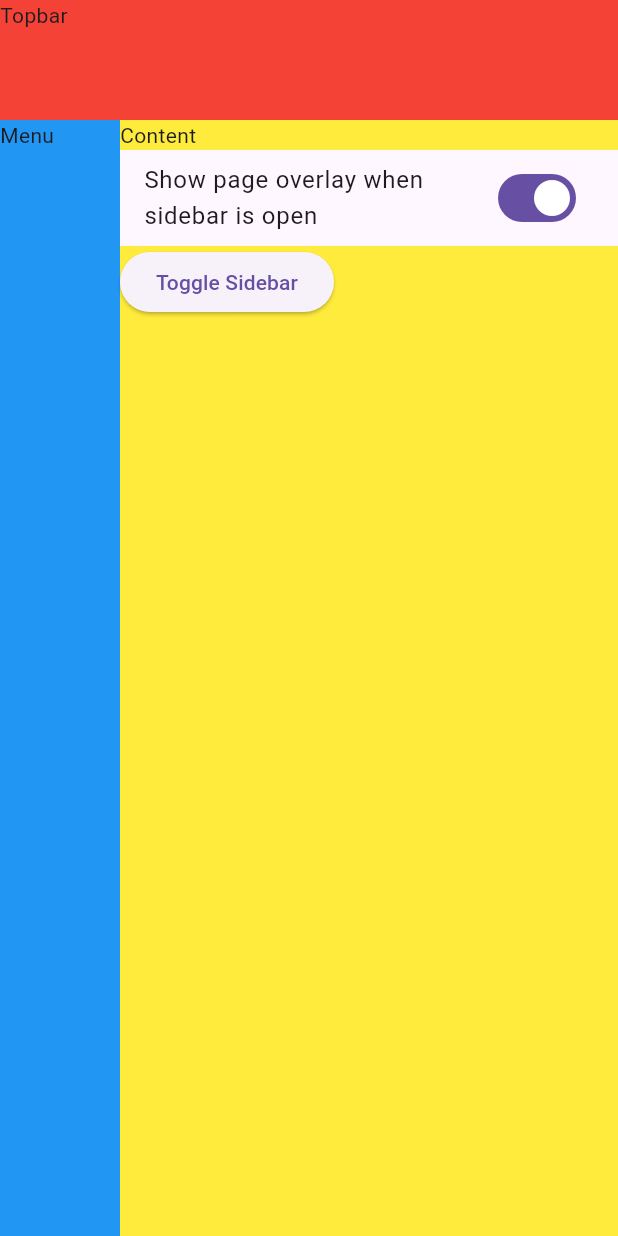
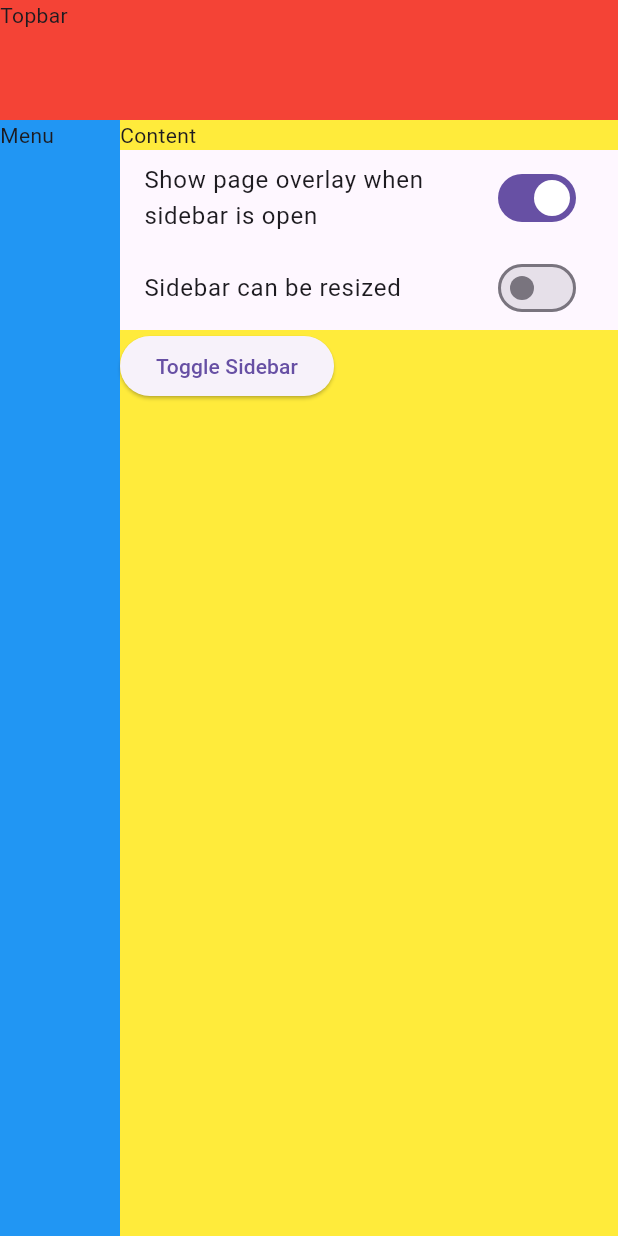
Before and after one commit to vitting/flutter_sidebar_overlay_example, a Flutter app: the screen it shows after launch, after a tap on "Toggle Sidebar", after a tap on the "close" icon, on a phone screen of 412 x 824 dp. Run offline on Flutter 3.47's test engine with Material 3 defaults, Android fonts, the light colour scheme and no system bars; our stand-ins replace shared_preferences.

Commit message:
Implement resizable sidebar feature with NormalSidebar and ResizableSidebar widgets for enhanced user experience

```diff
--- a/lib/home.dart
+++ b/lib/home.dart
@@ -11,6 +11,7 @@ class Home extends StatefulWidget {
 class _HomeState extends State<Home> {
   final _sidebarController = OverlayPortalController();
   bool _showSidebarPageOverlay = true;
+  bool _sidebarCanBeResized = false;
 
   @override
   Widget build(BuildContext context) {
@@ -32,6 +33,17 @@ class _HomeState extends State<Home> {
               },
             ),
           ),
+          Material(
+            child: SwitchListTile(
+              title: Text('Sidebar can be resized'),
+              value: _sidebarCanBeResized,
+              onChanged: (value) {
+                setState(() {
+                  _sidebarCanBeResized = value;
+                });
+              },
+            ),
+          ),
           ElevatedButton(
             onPressed: () {
               _sidebarController.toggle();
@@ -40,6 +52,7 @@ class _HomeState extends State<Home> {
           ),
         ],
       ),
+      sidebarCanBeResized: _sidebarCanBeResized,
       floatingSidebarContent: ListView.separated(
         itemCount: 50,
         shrinkWrap: true,
--- /dev/null
+++ b/lib/sidebar/normal_sidebar.dart
@@ -0,0 +1,23 @@
+import 'package:flutter/material.dart';
+import 'package:flutter_sidebar_overlay_example/sidebar/sidebar_header.dart';
+
+class NormalSidebar extends StatelessWidget {
+  final VoidCallback onHeaderCloseTap;
+  final Widget? content;
+  final double sidebarWidth;
+  const NormalSidebar({super.key, required this.onHeaderCloseTap, this.content, required this.sidebarWidth});
+
+  @override
+  Widget build(BuildContext context) {
+    return Container(
+      width: sidebarWidth,
+      color: Colors.white,
+      child: Column(
+        children: [
+          SidebarHeader(onClose: onHeaderCloseTap),
+          Expanded(child: SingleChildScrollView(child: content ?? SizedBox())),
+        ],
+      ),
+    );
+  }
+}
--- /dev/null
+++ b/lib/sidebar/sidebar_header.dart
@@ -0,0 +1,21 @@
+import 'package:flutter/material.dart';
+
+class SidebarHeader extends StatelessWidget {
+  final VoidCallback onClose;
+  const SidebarHeader({super.key, required this.onClose});
+
+  @override
+  Widget build(BuildContext context) {
+    return Container(
+      height: 80,
+      color: Colors.orange,
+      child: Row(
+        mainAxisAlignment: MainAxisAlignment.spaceBetween,
+        children: [
+          const Text('Sidebar'),
+          IconButton(onPressed: onClose, icon: const Icon(Icons.close)),
+        ],
+      ),
+    );
+  }
+}
--- a/lib/sidebar_overlay.dart
+++ b/lib/sidebar_overlay.dart
@@ -1,9 +1,12 @@
 import 'package:flutter/material.dart';
+import 'package:flutter_sidebar_overlay_example/sidebar/normal_sidebar.dart';
+import 'package:flutter_sidebar_overlay_example/sidebar/resizable_sidebar.dart';
 
 class SidebarOverlay extends StatelessWidget {
   final VoidCallback onClose;
+  final bool canBeResized;
   final Widget? content;
-  const SidebarOverlay({super.key, required this.onClose, this.content});
+  const SidebarOverlay({super.key, required this.onClose, this.content, this.canBeResized = false});
 
   final _sidebarWidth = 400.0;
 
@@ -20,26 +23,9 @@ class SidebarOverlay extends StatelessWidget {
         builder: (context, slideValue, child) {
           return Transform.translate(offset: Offset(slideValue, 0), child: child);
         },
-        child: Container(
-          width: _sidebarWidth,
-          color: Colors.white,
-          child: Column(
-            children: [
-              Container(
-                height: 80,
-                color: Colors.orange,
-                child: Row(
-                  mainAxisAlignment: MainAxisAlignment.spaceBetween,
-                  children: [
-                    const Text('Sidebar'),
-                    IconButton(onPressed: onClose, icon: const Icon(Icons.close)),
-                  ],
-                ),
-              ),
-              Expanded(child: SingleChildScrollView(child: content ?? SizedBox())),
-            ],
-          ),
-        ),
+        child: canBeResized
+            ? ResizableSidebar(onSidebarHeaderCloseTap: onClose, content: content, initialSidebarWidth: _sidebarWidth)
+            : NormalSidebar(onHeaderCloseTap: onClose, content: content, sidebarWidth: _sidebarWidth),
       ),
     );
   }
--- a/lib/web_scaffold.dart
+++ b/lib/web_scaffold.dart
@@ -9,12 +9,14 @@ class WebScaffold extends StatefulWidget {
   final Widget? floatingSidebarContent;
   final OverlayPortalController? sidebarController;
   final bool showSidebarPageOverlay;
+  final bool sidebarCanBeResized;
   const WebScaffold({
     super.key,
     required this.content,
     this.floatingSidebarContent,
     this.sidebarController,
     this.showSidebarPageOverlay = true,
+    this.sidebarCanBeResized = false,
   });
 
   @override
@@ -54,7 +56,11 @@ class _WebScaffoldState extends State<WebScaffold> {
                               return Stack(
                                 children: [
                                   if (widget.showSidebarPageOverlay) BackgroundOverlay(onTap: _sidebarController.hide),
-                                  SidebarOverlay(onClose: _sidebarController.hide, content: widget.floatingSidebarContent),
+                                  SidebarOverlay(
+                                    onClose: _sidebarController.hide,
+                                    content: widget.floatingSidebarContent,
+                                    canBeResized: widget.sidebarCanBeResized,
+                                  ),
                                 ],
                               );
                             },
--- a/pubspec.yaml
+++ b/pubspec.yaml
@@ -9,11 +9,12 @@ environment:
 dependencies:
   flutter:
     sdk: flutter
+  shared_preferences: ^2.5.5
 
 dev_dependencies:
+  flutter_lints: ^6.0.0
   flutter_test:
     sdk: flutter
-  flutter_lints: ^6.0.0
 
 flutter:
   uses-material-design: true
```
Also changed, not shown: lib/sidebar/resizable_sidebar.dart (added, +88 -0 lines), pubspec.lock.
